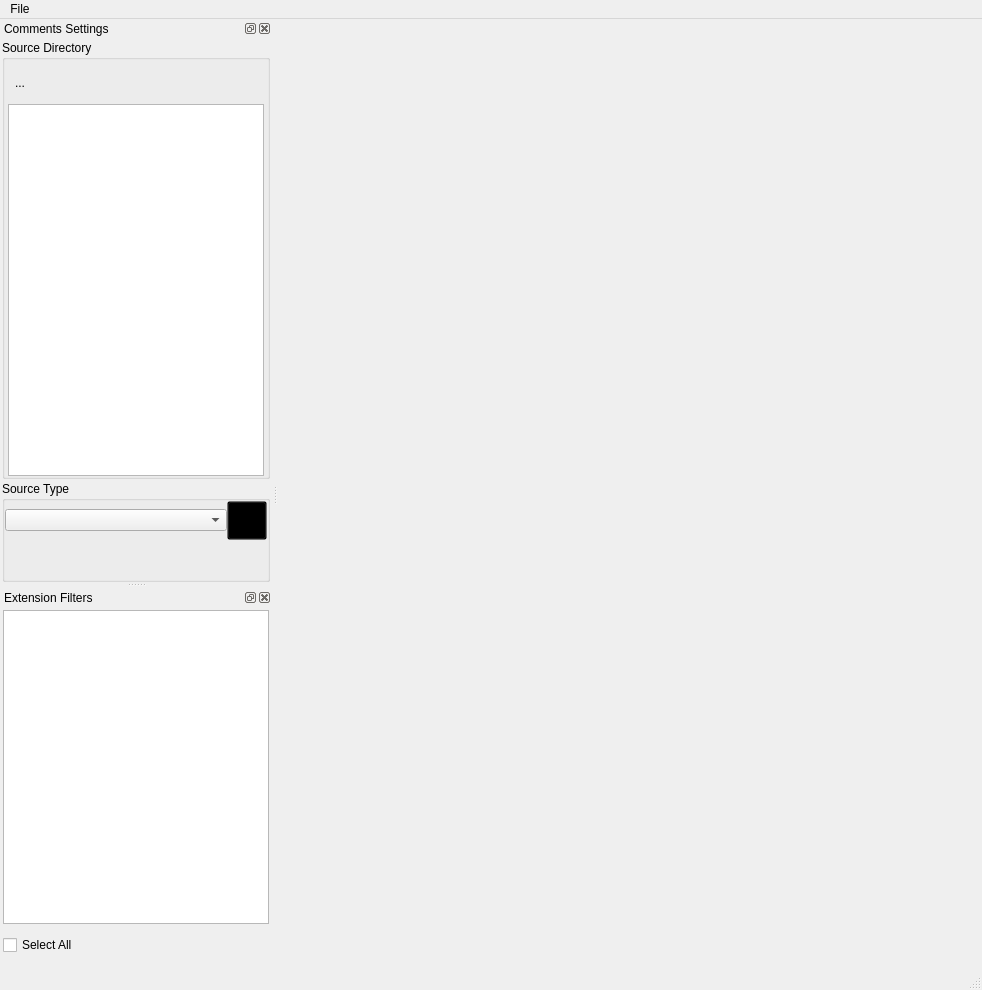
Before: the Qt Designer form src/MainWindow.ui in sslnjz/CommentsTools, drawn with Qt 5.
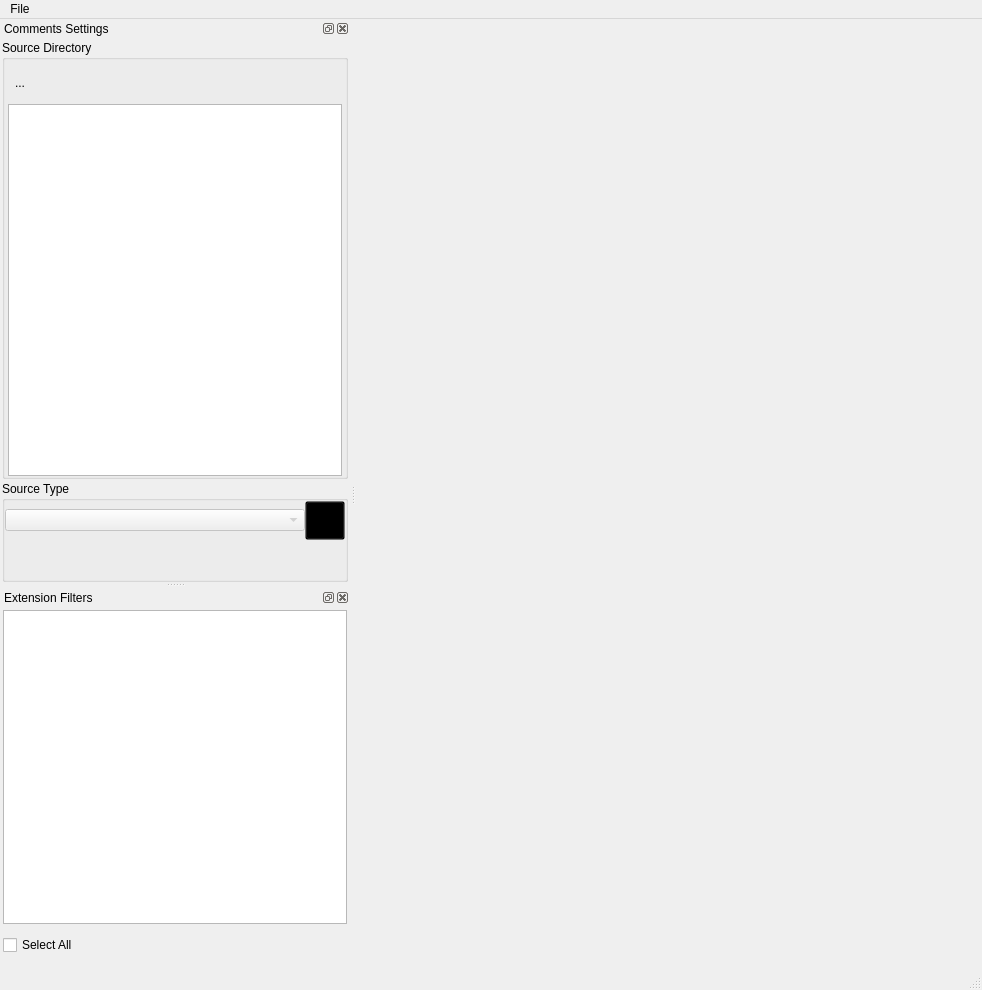
After: the same form once the commit is applied. Icons and pictures are not drawn.

Patch:
```diff
--- a/src/MainWindow.ui
+++ b/src/MainWindow.ui
@@ -34,6 +34,18 @@
   </widget>
   <widget class="QStatusBar" name="statusbar"/>
   <widget class="QDockWidget" name="dockWidget">
+   <property name="sizePolicy">
+    <sizepolicy hsizetype="Expanding" vsizetype="Preferred">
+     <horstretch>0</horstretch>
+     <verstretch>0</verstretch>
+    </sizepolicy>
+   </property>
+   <property name="minimumSize">
+    <size>
+     <width>350</width>
+     <height>344</height>
+    </size>
+   </property>
    <property name="windowTitle">
     <string>Comments Settings</string>
    </property>
@@ -267,10 +279,17 @@
            <number>0</number>
           </property>
           <item>
-           <widget class="QComboBox" name="comboBox"/>
+           <widget class="QComboBox" name="comboBox">
+            <property name="enabled">
+             <bool>false</bool>
+            </property>
+           </widget>
           </item>
           <item>
            <widget class="QToolButton" name="tbtnFilter">
+            <property name="enabled">
+             <bool>false</bool>
+            </property>
             <property name="toolTip">
              <string>Filters</string>
             </property>
@@ -317,6 +336,18 @@
    </widget>
   </widget>
   <widget class="QDockWidget" name="dockWidget_2">
+   <property name="sizePolicy">
+    <sizepolicy hsizetype="Expanding" vsizetype="Preferred">
+     <horstretch>0</horstretch>
+     <verstretch>0</verstretch>
+    </sizepolicy>
+   </property>
+   <property name="minimumSize">
+    <size>
+     <width>350</width>
+     <height>210</height>
+    </size>
+   </property>
    <property name="windowTitle">
     <string>Extension Filters</string>
    </property>
```
Left out of the diff: 8 changed lines with no effect on the pictures.
